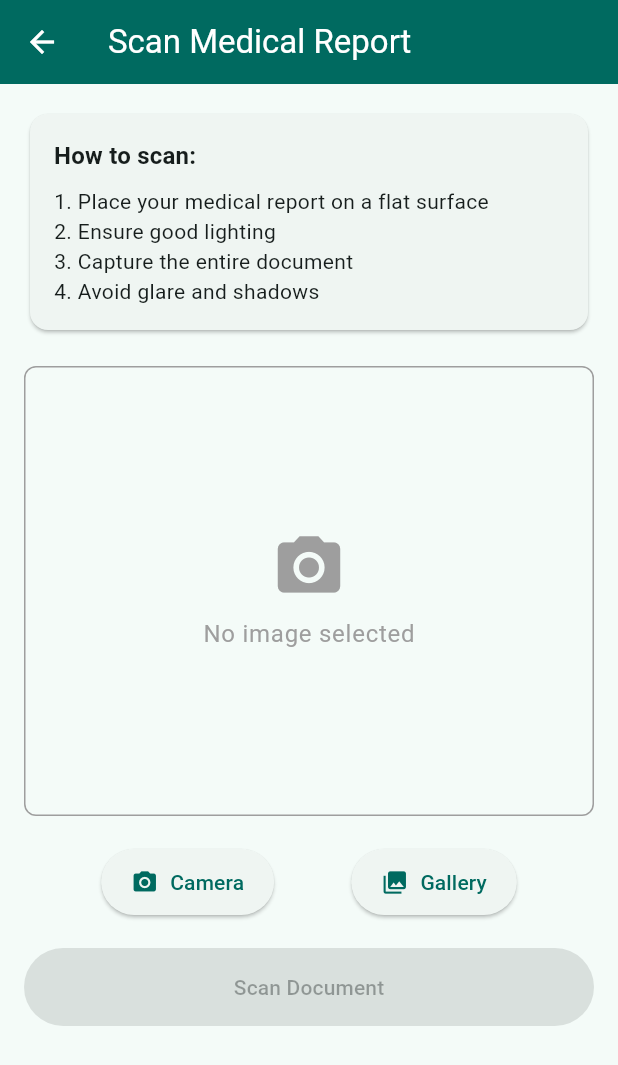
After one commit to Waleed-420/E-Clinical, a Flutter app: the ScanPhotoPage screen opened by its route, on a phone screen of 412 x 824 dp. The commit adds this screen. Shown: the top 1065 px of the screen. Run offline on Flutter 3.47's test engine with Material 3 defaults, Android fonts, the phone set to English and light mode, and no system bars; our stand-ins replace animated_text_kit, image_picker.

Commit message:
scanning page

```diff
--- a/lib/main.dart
+++ b/lib/main.dart
@@ -1,6 +1,7 @@
 import 'package:flutter/material.dart';
 import './screens/splash_screen.dart';
 import './screens/sign_in_screen.dart';
+import './screens/scan_photo_page.dart';
 
 void main() {
   runApp(const MyApp());
@@ -21,6 +22,7 @@ class MyApp extends StatelessWidget {
       home: SplashScreen(),
       routes: {
         '/signin': (context) => SignInScreen(),
+        '/scan-photo': (context) => const ScanPhotoPage(),
       },
     );
   }
--- /dev/null
+++ b/lib/screens/scan_photo_page.dart
@@ -0,0 +1,222 @@
+import 'dart:io';
+import 'package:flutter/material.dart';
+import 'package:image_picker/image_picker.dart';
+import 'package:http/http.dart' as http;
+import 'package:http_parser/http_parser.dart';
+
+class ScanPhotoPage extends StatefulWidget {
+  const ScanPhotoPage({Key? key}) : super(key: key);
+
+  @override
+  _ScanPhotoPageState createState() => _ScanPhotoPageState();
+}
+
+class _ScanPhotoPageState extends State<ScanPhotoPage> {
+  File? _image;
+  bool _isLoading = false;
+  String? _scanResult;
+  final ImagePicker _picker = ImagePicker();
+
+  Future<void> _pickImage(ImageSource source) async {
+    try {
+      final pickedFile = await _picker.pickImage(source: source);
+      if (pickedFile != null) {
+        setState(() {
+          _image = File(pickedFile.path);
+          _scanResult = null;
+        });
+      }
+    } catch (e) {
+      ScaffoldMessenger.of(context).showSnackBar(
+        SnackBar(content: Text('Failed to pick image: ${e.toString()}')),
+      );
+    }
+  }
+
+  Future<void> _scanDocument() async {
+    if (_image == null) return;
+
+    setState(() {
+      _isLoading = true;
+      _scanResult = null;
+    });
+
+    try {
+      // Create multipart request
+      var request = http.MultipartRequest(
+        'POST',
+        Uri.parse('http://your-backend-url/api/scan-medical-report'),
+      );
+
+      // Add image file
+      request.files.add(
+        await http.MultipartFile.fromPath(
+          'document',
+          _image!.path,
+          contentType: MediaType('image', 'jpeg'),
+        ),
+      );
+
+      // Send request
+      var response = await request.send();
+
+      if (response.statusCode == 200) {
+        final responseBody = await response.stream.bytesToString();
+        setState(() {
+          _scanResult = responseBody;
+        });
+      } else {
+        throw Exception('Failed to scan document');
+      }
+    } catch (e) {
+      ScaffoldMessenger.of(context).showSnackBar(
+        SnackBar(content: Text('Error scanning document: ${e.toString()}')),
+      );
+    } finally {
+      setState(() {
+        _isLoading = false;
+      });
+    }
+  }
+
+  @override
+  Widget build(BuildContext context) {
+    final theme = Theme.of(context);
+    final colorScheme = theme.colorScheme;
+
+    return Scaffold(
+      appBar: AppBar(
+        title: const Text('Scan Medical Report'),
+        backgroundColor: colorScheme.primary,
+        foregroundColor: colorScheme.onPrimary,
+      ),
+      body: SingleChildScrollView(
+        padding: const EdgeInsets.all(16.0),
+        child: Column(
+          crossAxisAlignment: CrossAxisAlignment.stretch,
+          children: [
+            // Instructions
+            Card(
+              child: Padding(
+                padding: const EdgeInsets.all(16.0),
+                child: Column(
+                  crossAxisAlignment: CrossAxisAlignment.start,
+                  children: [
+                    Text(
+                      'How to scan:',
+                      style: theme.textTheme.titleMedium?.copyWith(
+                        fontWeight: FontWeight.bold,
+                      ),
+                    ),
+                    const SizedBox(height: 8),
+                    const Text('1. Place your medical report on a flat surface'),
+                    const Text('2. Ensure good lighting'),
+                    const Text('3. Capture the entire document'),
+                    const Text('4. Avoid glare and shadows'),
+                  ],
+                ),
+              ),
+            ),
+            const SizedBox(height: 20),
+
+            // Image preview or placeholder
+            Container(
+              height: 300,
+              decoration: BoxDecoration(
+                border: Border.all(color: Colors.grey),
+                borderRadius: BorderRadius.circular(8),
+              ),
+              child: _image == null
+                  ? Center(
+                      child: Column(
+                        mainAxisAlignment: MainAxisAlignment.center,
+                        children: [
+                          Icon(Icons.photo_camera, size: 50, color: Colors.grey),
+                          const SizedBox(height: 8),
+                          Text(
+                            'No image selected',
+                            style: theme.textTheme.bodyLarge?.copyWith(
+                              color: Colors.grey,
+                            ),
+                          ),
+                        ],
+                      ),
+                    )
+                  : ClipRRect(
+                      borderRadius: BorderRadius.circular(8),
+                      child: Image.file(_image!, fit: BoxFit.cover),
+                    ),
+            ),
+            const SizedBox(height: 20),
+
+            // Action buttons
+            Row(
+              mainAxisAlignment: MainAxisAlignment.spaceEvenly,
+              children: [
+                ElevatedButton.icon(
+                  onPressed: () => _pickImage(ImageSource.camera),
+                  icon: const Icon(Icons.camera_alt),
+                  label: const Text('Camera'),
+                  style: ElevatedButton.styleFrom(
+                    padding: const EdgeInsets.symmetric(
+                      horizontal: 20,
+                      vertical: 12,
+                    ),
+                  ),
+                ),
+                ElevatedButton.icon(
+                  onPressed: () => _pickImage(ImageSource.gallery),
+                  icon: const Icon(Icons.photo_library),
+                  label: const Text('Gallery'),
+                  style: ElevatedButton.styleFrom(
+                    padding: const EdgeInsets.symmetric(
+                      horizontal: 20,
+                      vertical: 12,
+                    ),
+                  ),
+                ),
+              ],
+            ),
+            const SizedBox(height: 20),
+
+            // Scan button
+            ElevatedButton(
+              onPressed: _image == null || _isLoading ? null : _scanDocument,
+              child: _isLoading
+                  ? const CircularProgressIndicator(color: Colors.white)
+                  : const Text('Scan Document'),
+              style: ElevatedButton.styleFrom(
+                backgroundColor: colorScheme.primary,
+                foregroundColor: colorScheme.onPrimary,
+                padding: const EdgeInsets.symmetric(vertical: 16),
+              ),
+            ),
+            const SizedBox(height: 20),
+
+            // Results
+            if (_scanResult != null)
+              Card(
+                color: Colors.green[50],
+                child: Padding(
+                  padding: const EdgeInsets.all(16.0),
+                  child: Column(
+                    crossAxisAlignment: CrossAxisAlignment.start,
+                    children: [
+                      Text(
+                        'Scan Results:',
+                        style: theme.textTheme.titleMedium?.copyWith(
+                          fontWeight: FontWeight.bold,
+                        ),
+                      ),
+                      const SizedBox(height: 8),
+                      Text(_scanResult!),
+                    ],
+                  ),
+                ),
+              ),
+          ],
+        ),
+      ),
+    );
+  }
+}
--- a/pubspec.yaml
+++ b/pubspec.yaml
@@ -36,6 +36,8 @@ dependencies:
   cupertino_icons: ^1.0.8
   animated_text_kit: ^4.2.2
   http: ^0.13.6
+  image_picker: ^0.8.7
+  http_parser: ^4.0.2
 
 dev_dependencies:
   flutter_test:
```
Also changed, not shown: lib/screens/doctor_home_page.dart (added, +27 -0 lines), lib/screens/laboratory_home_page.dart (added, +27 -0 lines), lib/screens/sign_in_screen.dart (+29 -18 lines), lib/screens/sign_up_screen.dart (+14 -3 lines), lib/screens/user_home_page.dart (added, +255 -0 lines), lib/screens/home_screen.dart (deleted), pubspec.lock, 6 other files.
